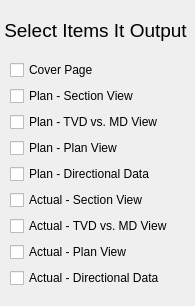
Qt form UI/outputDirReport.ui (Terjit/DT) before a commit.
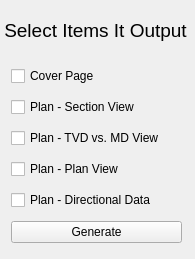
The same form after that commit.

Commit message: 11 Apr 2025 Update FInish Dirrectional section start well builder

What changed in the file:
```diff
--- a/UI/outputDirReport.ui
+++ b/UI/outputDirReport.ui
@@ -7,7 +7,7 @@
     <x>0</x>
     <y>0</y>
     <width>195</width>
-    <height>306</height>
+    <height>259</height>
    </rect>
   </property>
   <property name="windowTitle">
@@ -38,10 +38,10 @@
    <widget class="QWidget" name="">
     <property name="geometry">
      <rect>
-      <x>10</x>
-      <y>60</y>
-      <width>181</width>
-      <height>230</height>
+      <x>11</x>
+      <y>61</y>
+      <width>171</width>
+      <height>191</height>
      </rect>
     </property>
     <layout class="QVBoxLayout" name="verticalLayout">
@@ -81,30 +81,9 @@
       </widget>
      </item>
      <item>
-      <widget class="QCheckBox" name="checkBox_7">
+      <widget class="QPushButton" name="generateBtn">
        <property name="text">
-        <string>Actual - Section View</string>
-       </property>
-      </widget>
-     </item>
-     <item>
-      <widget class="QCheckBox" name="checkBox_8">
-       <property name="text">
-        <string>Actual - TVD vs. MD View</string>
-       </property>
-      </widget>
-     </item>
-     <item>
-      <widget class="QCheckBox" name="checkBox_9">
-       <property name="text">
-        <string>Actual - Plan View</string>
-       </property>
-      </widget>
-     </item>
-     <item>
-      <widget class="QCheckBox" name="checkBox_6">
-       <property name="text">
-        <string>Actual - Directional Data</string>
+        <string>Generate</string>
        </property>
       </widget>
      </item>
```
The commit also changes 22 other files.
